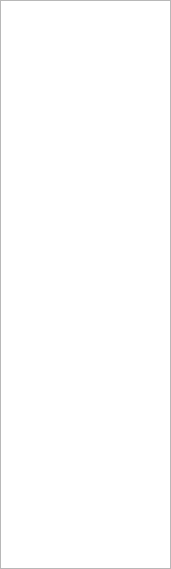
Qt form src/Gui/ContactsWidget.ui (m1k3lm/wazapp-desktop) before a commit.
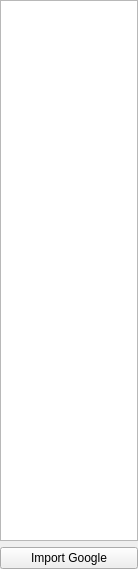
The same form after that commit.

Commit message: added import for google contacts

What changed in the file:
```diff
--- a/src/Gui/ContactsWidget.ui
+++ b/src/Gui/ContactsWidget.ui
@@ -6,17 +6,14 @@
    <rect>
     <x>0</x>
     <y>0</y>
-    <width>171</width>
+    <width>138</width>
     <height>569</height>
    </rect>
   </property>
   <property name="windowTitle">
    <string>Contacts</string>
   </property>
-  <layout class="QHBoxLayout" name="horizontalLayout">
-   <property name="spacing">
-    <number>0</number>
-   </property>
+  <layout class="QVBoxLayout" name="verticalLayout">
    <property name="margin">
     <number>0</number>
    </property>
@@ -39,6 +36,16 @@
      </property>
     </widget>
    </item>
+   <item>
+    <widget class="QPushButton" name="importGoogleContactsButton">
+     <property name="toolTip">
+      <string>download contacts from your google contacts account</string>
+     </property>
+     <property name="text">
+      <string>Import Google</string>
+     </property>
+    </widget>
+   </item>
   </layout>
  </widget>
  <resources/>
```
The commit also changes 5 other files.
